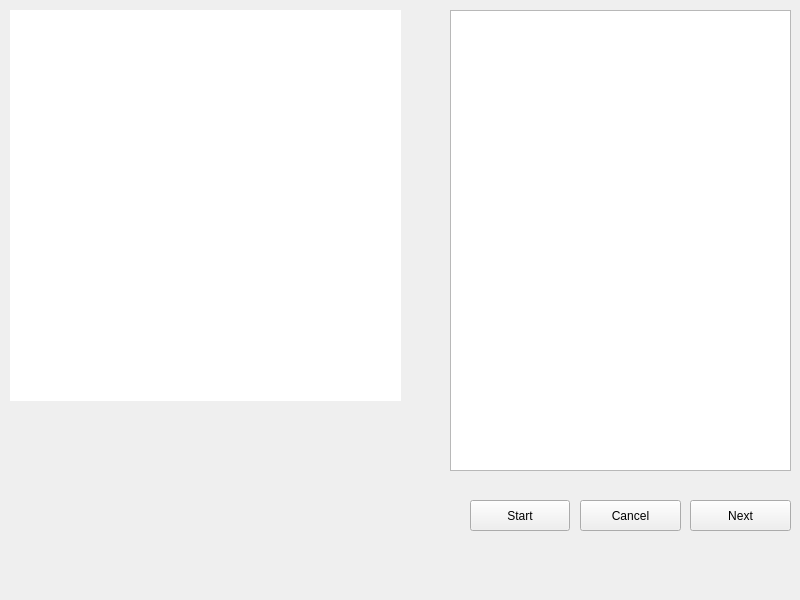
Before: the Qt Designer form ui/subpanel/sensorscalibration/SensorsCalibrationPanel.ui in AeroQuad/AeroQuadConfiguratorPyQt, drawn with Qt 5.
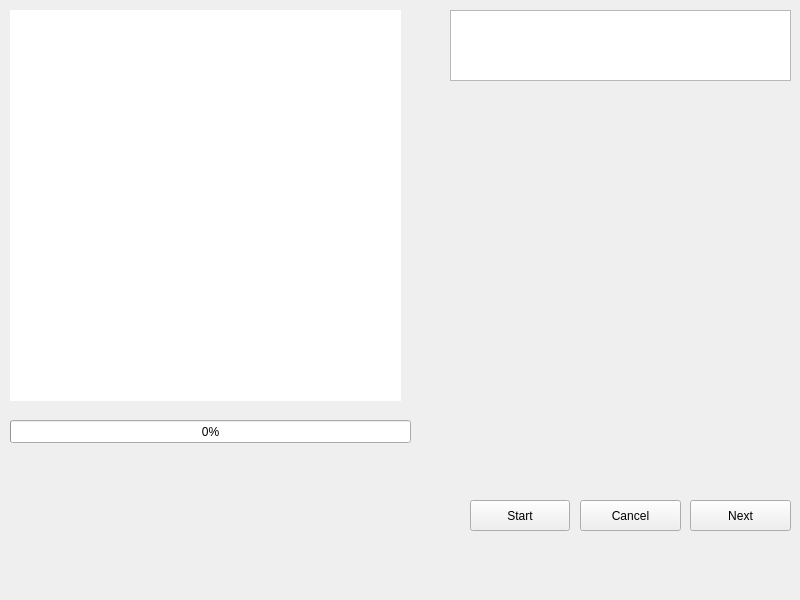
After: the same form once the commit is applied.

Commit message: Sensor calibration

```diff
--- a/ui/subpanel/sensorscalibration/SensorsCalibrationPanel.ui
+++ b/ui/subpanel/sensorscalibration/SensorsCalibrationPanel.ui
@@ -43,9 +43,14 @@
      <x>450</x>
      <y>10</y>
      <width>341</width>
-     <height>461</height>
+     <height>71</height>
     </rect>
    </property>
+   <property name="font">
+    <font>
+     <pointsize>12</pointsize>
+    </font>
+   </property>
    <property name="frameShadow">
     <enum>QFrame::Sunken</enum>
    </property>
@@ -53,8 +58,8 @@
     <string>&lt;!DOCTYPE HTML PUBLIC &quot;-//W3C//DTD HTML 4.0//EN&quot; &quot;http://www.w3.org/TR/REC-html40/strict.dtd&quot;&gt;
 &lt;html&gt;&lt;head&gt;&lt;meta name=&quot;qrichtext&quot; content=&quot;1&quot; /&gt;&lt;style type=&quot;text/css&quot;&gt;
 p, li { white-space: pre-wrap; }
-&lt;/style&gt;&lt;/head&gt;&lt;body style=&quot; font-family:'MS Shell Dlg 2'; font-size:8.25pt; font-weight:400; font-style:normal;&quot;&gt;
-&lt;p style=&quot;-qt-paragraph-type:empty; margin-top:0px; margin-bottom:0px; margin-left:0px; margin-right:0px; -qt-block-indent:0; text-indent:0px; font-size:8pt;&quot;&gt;&lt;br /&gt;&lt;/p&gt;&lt;/body&gt;&lt;/html&gt;</string>
+&lt;/style&gt;&lt;/head&gt;&lt;body style=&quot; font-family:'MS Shell Dlg 2'; font-size:12pt; font-weight:400; font-style:normal;&quot;&gt;
+&lt;p style=&quot; margin-top:0px; margin-bottom:0px; margin-left:0px; margin-right:0px; -qt-block-indent:0; text-indent:0px;&quot;&gt; &lt;/p&gt;&lt;/body&gt;&lt;/html&gt;</string>
    </property>
   </widget>
   <widget class="QPushButton" name="start">
@@ -131,6 +136,19 @@
     <enum>Qt::ScrollBarAlwaysOff</enum>
    </property>
   </widget>
+  <widget class="QProgressBar" name="progressBar">
+   <property name="geometry">
+    <rect>
+     <x>10</x>
+     <y>420</y>
+     <width>401</width>
+     <height>23</height>
+    </rect>
+   </property>
+   <property name="value">
+    <number>0</number>
+   </property>
+  </widget>
  </widget>
  <resources/>
  <connections/>
```
Left out of the diff: 4 changed lines with no effect on the pictures. The commit also changes 12 other files.
